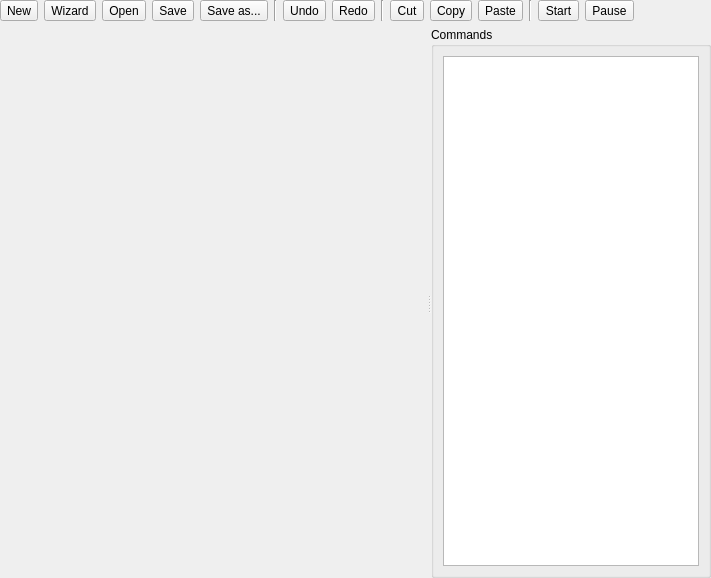
Above: cct/qtgui2/main/scripting/scripting.ui from awacha/cct before the change. Below: the same form after it.
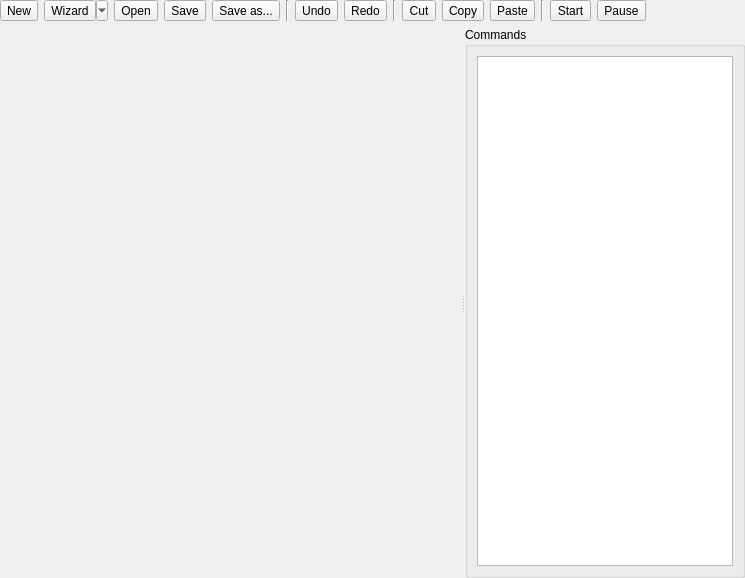
That is the form after the change. Icons and pictures are not drawn.

```diff
--- a/cct/qtgui2/main/scripting/scripting.ui
+++ b/cct/qtgui2/main/scripting/scripting.ui
@@ -6,7 +6,7 @@
    <rect>
     <x>0</x>
     <y>0</y>
-    <width>711</width>
+    <width>745</width>
     <height>578</height>
    </rect>
   </property>
@@ -47,6 +47,12 @@
      </item>
      <item>
       <widget class="QToolButton" name="wizardToolButton">
+       <property name="sizePolicy">
+        <sizepolicy hsizetype="Fixed" vsizetype="Fixed">
+         <horstretch>0</horstretch>
+         <verstretch>0</verstretch>
+        </sizepolicy>
+       </property>
        <property name="text">
         <string>Wizard</string>
        </property>
@@ -60,6 +66,15 @@
          <height>24</height>
         </size>
        </property>
+       <property name="popupMode">
+        <enum>QToolButton::MenuButtonPopup</enum>
+       </property>
+       <property name="autoRaise">
+        <bool>false</bool>
+       </property>
+       <property name="arrowType">
+        <enum>Qt::NoArrow</enum>
+       </property>
       </widget>
      </item>
      <item>
```
Left out of the diff: 24 changed lines with no effect on the pictures.
